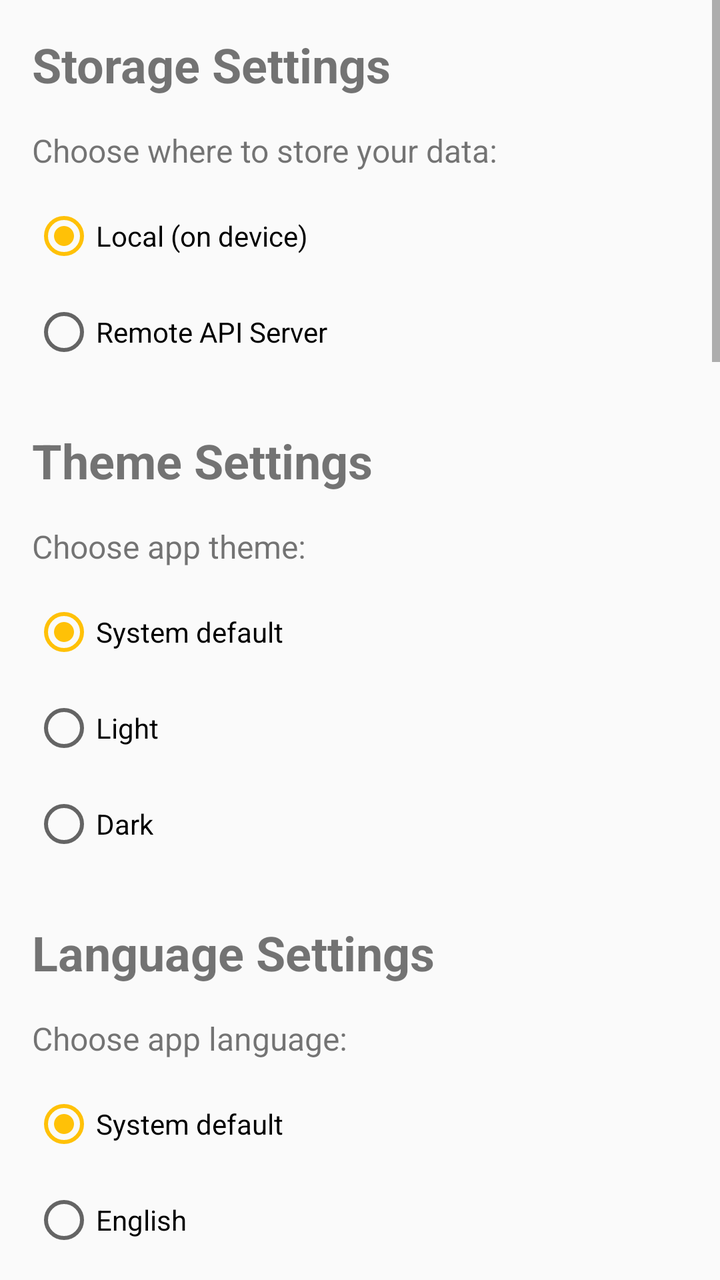
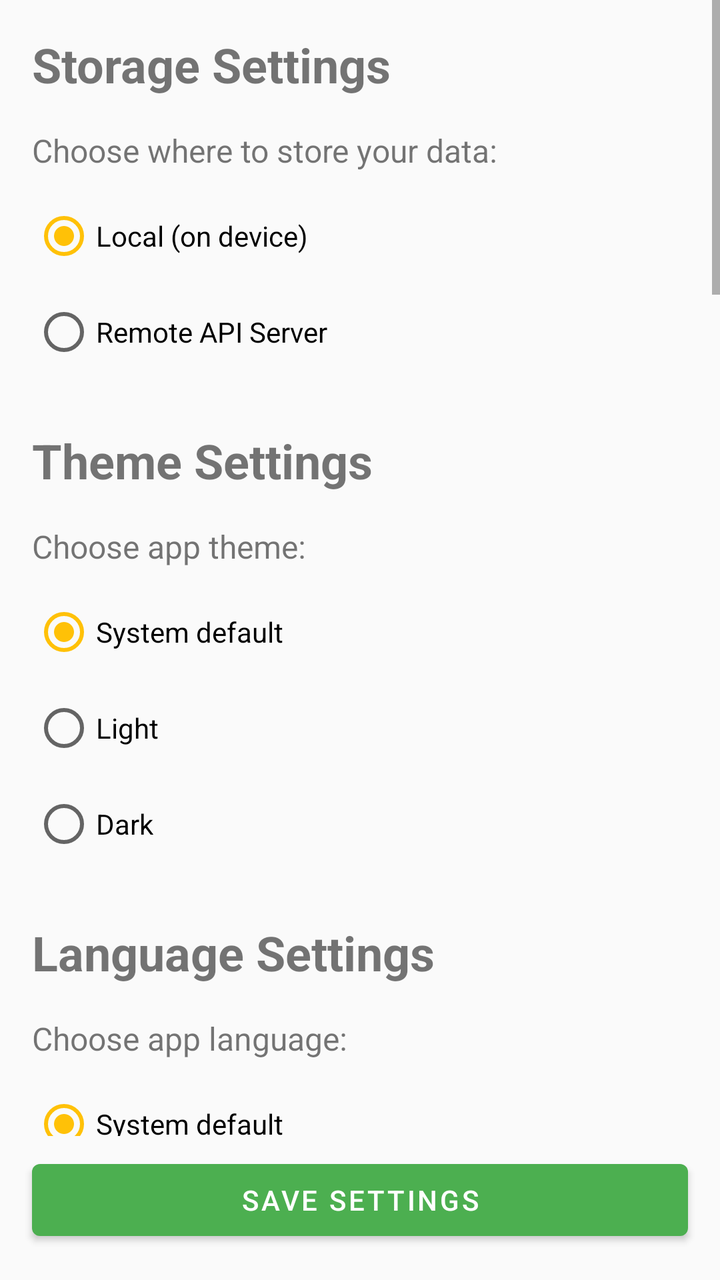

Screens rendered from an Android XML layout before and after an edit, with the pre-edit source and the edit as a unified diff.
<!-- AndroidManifest.xml: application theme Theme.HabitEvaluator -->
<!-- res/layout/fragment_settings.xml -->
<?xml version="1.0" encoding="utf-8"?>
<ScrollView xmlns:android="http://schemas.android.com/apk/res/android"
    xmlns:app="http://schemas.android.com/apk/res-auto"
    android:layout_width="match_parent"
    android:layout_height="match_parent">

    <LinearLayout
        android:layout_width="match_parent"
        android:layout_height="wrap_content"
        android:orientation="vertical"
        android:padding="16dp">

        <TextView
            android:layout_width="wrap_content"
            android:layout_height="wrap_content"
            android:text="@string/storage_settings"
            android:textSize="24sp"
            android:textStyle="bold" />

        <TextView
            android:layout_width="wrap_content"
            android:layout_height="wrap_content"
            android:layout_marginTop="16dp"
            android:text="@string/storage_mode_label"
            android:textSize="16sp" />

        <RadioGroup
            android:id="@+id/storageModeGroup"
            android:layout_width="match_parent"
            android:layout_height="wrap_content"
            android:layout_marginTop="8dp">

            <RadioButton
                android:id="@+id/localRadio"
                android:layout_width="wrap_content"
                android:layout_height="wrap_content"
                android:text="@string/storage_local"
                android:checked="true" />

            <RadioButton
                android:id="@+id/remoteRadio"
                android:layout_width="wrap_content"
                android:layout_height="wrap_content"
                android:text="@string/storage_remote" />
        </RadioGroup>

        <LinearLayout
            android:id="@+id/remoteSettingsPanel"
            android:layout_width="match_parent"
            android:layout_height="wrap_content"
            android:layout_marginTop="16dp"
            android:orientation="vertical"
            android:visibility="gone">

            <TextView
                android:layout_width="wrap_content"
                android:layout_height="wrap_content"
                android:text="@string/remote_api_config"
                android:textSize="18sp"
                android:textStyle="bold" />

            <TextView
                android:id="@+id/remotePrivacyWarning"
                android:layout_width="match_parent"
                android:layout_height="wrap_content"
                android:layout_marginTop="8dp"
                android:padding="12dp"
                android:background="@android:color/holo_orange_light"
                android:text="@string/remote_privacy_warning"
                android:textColor="@android:color/black"
                android:textSize="13sp" />

            <com.google.android.material.textfield.TextInputLayout
                android:id="@+id/apiUrlLayout"
                android:layout_width="match_parent"
                android:layout_height="wrap_content"
                android:layout_marginTop="8dp"
                android:hint="@string/api_url_hint">

                <com.google.android.material.textfield.TextInputEditText
                    android:id="@+id/apiUrlInput"
                    android:layout_width="match_parent"
                    android:layout_height="wrap_content"
                    android:inputType="textUri" />
            </com.google.android.material.textfield.TextInputLayout>

            <com.google.android.material.textfield.TextInputLayout
                android:id="@+id/apiUsernameLayout"
                android:layout_width="match_parent"
                android:layout_height="wrap_content"
                android:layout_marginTop="8dp"
                android:hint="@string/api_username_hint">

                <com.google.android.material.textfield.TextInputEditText
                    android:id="@+id/apiUsernameInput"
                    android:layout_width="match_parent"
                    android:layout_height="wrap_content"
                    android:inputType="text" />
            </com.google.android.material.textfield.TextInputLayout>

            <com.google.android.material.textfield.TextInputLayout
                android:id="@+id/apiPasswordLayout"
                android:layout_width="match_parent"
                android:layout_height="wrap_content"
                android:layout_marginTop="8dp"
                android:hint="@string/api_password_hint"
                app:passwordToggleEnabled="true">

                <com.google.android.material.textfield.TextInputEditText
                    android:id="@+id/apiPasswordInput"
                    android:layout_width="match_parent"
                    android:layout_height="wrap_content"
                    android:inputType="textPassword" />
            </com.google.android.material.textfield.TextInputLayout>

            <com.google.android.material.button.MaterialButton
                android:id="@+id/testConnectionButton"
                android:layout_width="wrap_content"
                android:layout_height="wrap_content"
                android:layout_marginTop="8dp"
                android:text="@string/test_connection"
                style="@style/Widget.MaterialComponents.Button.OutlinedButton" />

            <TextView
                android:id="@+id/connectionStatusText"
                android:layout_width="wrap_content"
                android:layout_height="wrap_content"
                android:layout_marginTop="4dp" />
        </LinearLayout>

        <TextView
            android:layout_width="wrap_content"
            android:layout_height="wrap_content"
            android:layout_marginTop="24dp"
            android:text="@string/theme_settings"
            android:textSize="24sp"
            android:textStyle="bold" />

        <TextView
            android:layout_width="wrap_content"
            android:layout_height="wrap_content"
            android:layout_marginTop="16dp"
            android:text="@string/theme_mode_label"
            android:textSize="16sp" />

        <RadioGroup
            android:id="@+id/themeModeGroup"
            android:layout_width="match_parent"
            android:layout_height="wrap_content"
            android:layout_marginTop="8dp">

            <RadioButton
                android:id="@+id/themeSystemRadio"
                android:layout_width="wrap_content"
                android:layout_height="wrap_content"
                android:text="@string/theme_system"
                android:checked="true" />

            <RadioButton
                android:id="@+id/themeLightRadio"
                android:layout_width="wrap_content"
                android:layout_height="wrap_content"
                android:text="@string/theme_light" />

            <RadioButton
                android:id="@+id/themeDarkRadio"
                android:layout_width="wrap_content"
                android:layout_height="wrap_content"
                android:text="@string/theme_dark" />
        </RadioGroup>

        <TextView
            android:layout_width="wrap_content"
            android:layout_height="wrap_content"
            android:layout_marginTop="24dp"
            android:text="@string/language_settings"
            android:textSize="24sp"
            android:textStyle="bold" />

        <TextView
            android:layout_width="wrap_content"
            android:layout_height="wrap_content"
            android:layout_marginTop="16dp"
            android:text="@string/language_mode_label"
            android:textSize="16sp" />

        <RadioGroup
            android:id="@+id/languageModeGroup"
            android:layout_width="match_parent"
            android:layout_height="wrap_content"
            android:layout_marginTop="8dp">

            <RadioButton
                android:id="@+id/languageSystemRadio"
                android:layout_width="wrap_content"
                android:layout_height="wrap_content"
                android:text="@string/language_system"
                android:checked="true" />

            <RadioButton
                android:id="@+id/languageEnRadio"
                android:layout_width="wrap_content"
                android:layout_height="wrap_content"
                android:text="@string/language_en" />

            <RadioButton
                android:id="@+id/languageDeRadio"
                android:layout_width="wrap_content"
                android:layout_height="wrap_content"
                android:text="@string/language_de" />

            <RadioButton
                android:id="@+id/languageEsRadio"
                android:layout_width="wrap_content"
                android:layout_height="wrap_content"
                android:text="@string/language_es" />

            <RadioButton
                android:id="@+id/languageFrRadio"
                android:layout_width="wrap_content"
                android:layout_height="wrap_content"
                android:text="@string/language_fr" />
        </RadioGroup>

        <TextView
            android:layout_width="wrap_content"
            android:layout_height="wrap_content"
            android:layout_marginTop="24dp"
            android:text="@string/font_size_settings"
            android:textSize="24sp"
            android:textStyle="bold" />

        <TextView
            android:layout_width="wrap_content"
            android:layout_height="wrap_content"
            android:layout_marginTop="16dp"
            android:text="@string/font_size_mode_label"
            android:textSize="16sp" />

        <RadioGroup
            android:id="@+id/fontSizeModeGroup"
            android:layout_width="match_parent"
            android:layout_height="wrap_content"
            android:layout_marginTop="8dp">

            <RadioButton
                android:id="@+id/fontSizeSystemRadio"
                android:layout_width="wrap_content"
                android:layout_height="wrap_content"
                android:text="@string/font_size_system"
                android:checked="true" />

            <RadioButton
                android:id="@+id/fontSizeXsRadio"
                android:layout_width="wrap_content"
                android:layout_height="wrap_content"
                android:text="@string/font_size_xs" />

            <RadioButton
                android:id="@+id/fontSizeSmallRadio"
                android:layout_width="wrap_content"
                android:layout_height="wrap_content"
                android:text="@string/font_size_small" />

            <RadioButton
                android:id="@+id/fontSizeNormalRadio"
                android:layout_width="wrap_content"
                android:layout_height="wrap_content"
                android:text="@string/font_size_normal" />

            <RadioButton
                android:id="@+id/fontSizeLargeRadio"
                android:layout_width="wrap_content"
                android:layout_height="wrap_content"
                android:text="@string/font_size_large" />
        </RadioGroup>

        <TextView
            android:layout_width="wrap_content"
            android:layout_height="wrap_content"
            android:layout_marginTop="24dp"
            android:text="@string/translation_settings"
            android:textSize="24sp"
            android:textStyle="bold" />

        <com.google.android.material.switchmaterial.SwitchMaterial
            android:id="@+id/customTranslationsSwitch"
            android:layout_width="match_parent"
            android:layout_height="wrap_content"
            android:layout_marginTop="16dp"
            android:text="@string/custom_translations_label" />

        <TextView
            android:layout_width="wrap_content"
            android:layout_height="wrap_content"
            android:layout_marginTop="24dp"
            android:text="@string/module_visibility_settings"
            android:textSize="24sp"
            android:textStyle="bold" />

        <TextView
            android:layout_width="match_parent"
            android:layout_height="wrap_content"
            android:layout_marginTop="8dp"
            android:text="@string/module_visibility_hint"
            android:textSize="13sp"
            android:textColor="?android:textColorSecondary" />

        <com.google.android.material.switchmaterial.SwitchMaterial
            android:id="@+id/diaryVisibleSwitch"
            android:layout_width="match_parent"
            android:layout_height="wrap_content"
            android:layout_marginTop="12dp"
            android:checked="true"
            android:text="@string/module_diary" />

        <com.google.android.material.switchmaterial.SwitchMaterial
            android:id="@+id/sleepVisibleSwitch"
            android:layout_width="match_parent"
            android:layout_height="wrap_content"
            android:checked="true"
            android:text="@string/module_sleep" />

        <com.google.android.material.switchmaterial.SwitchMaterial
            android:id="@+id/emotionsVisibleSwitch"
            android:layout_width="match_parent"
            android:layout_height="wrap_content"
            android:checked="true"
            android:text="@string/module_emotions" />

        <com.google.android.material.switchmaterial.SwitchMaterial
            android:id="@+id/pointsVisibleSwitch"
            android:layout_width="match_parent"
            android:layout_height="wrap_content"
            android:checked="true"
            android:text="@string/module_points" />

        <com.google.android.material.switchmaterial.SwitchMaterial
            android:id="@+id/statisticsVisibleSwitch"
            android:layout_width="match_parent"
            android:layout_height="wrap_content"
            android:checked="true"
            android:text="@string/module_statistics" />

        <com.google.android.material.switchmaterial.SwitchMaterial
            android:id="@+id/foodLogVisibleSwitch"
            android:layout_width="match_parent"
            android:layout_height="wrap_content"
            android:checked="true"
            android:text="@string/module_food_log" />

        <com.google.android.material.switchmaterial.SwitchMaterial
            android:id="@+id/sportLogVisibleSwitch"
            android:layout_width="match_parent"
            android:layout_height="wrap_content"
            android:checked="true"
            android:text="@string/module_sport_log" />

        <com.google.android.material.switchmaterial.SwitchMaterial
            android:id="@+id/medicationVisibleSwitch"
            android:layout_width="match_parent"
            android:layout_height="wrap_content"
            android:checked="true"
            android:text="@string/module_medication" />

        <com.google.android.material.switchmaterial.SwitchMaterial
            android:id="@+id/backupVisibleSwitch"
            android:layout_width="match_parent"
            android:layout_height="wrap_content"
            android:checked="true"
            android:text="@string/module_backup" />

        <com.google.android.material.switchmaterial.SwitchMaterial
            android:id="@+id/pdfExportVisibleSwitch"
            android:layout_width="match_parent"
            android:layout_height="wrap_content"
            android:checked="true"
            android:text="@string/module_pdf_export" />

        <TextView
            android:layout_width="wrap_content"
            android:layout_height="wrap_content"
            android:layout_marginTop="24dp"
            android:text="@string/reminder_settings"
            android:textSize="24sp"
            android:textStyle="bold" />

        <com.google.android.material.switchmaterial.SwitchMaterial
            android:id="@+id/sleepReminderSwitch"
            android:layout_width="match_parent"
            android:layout_height="wrap_content"
            android:layout_marginTop="16dp"
            android:text="@string/reminder_sleep_label" />

        <LinearLayout
            android:id="@+id/sleepReminderPanel"
            android:layout_width="match_parent"
            android:layout_height="wrap_content"
            android:layout_marginStart="16dp"
            android:orientation="horizontal"
            android:gravity="center_vertical"
            android:visibility="gone">

            <TextView
                android:layout_width="wrap_content"
                android:layout_height="wrap_content"
                android:text="@string/reminder_sleep_time_label"
                android:textSize="14sp" />

            <com.google.android.material.button.MaterialButton
                android:id="@+id/sleepReminderTimeButton"
                android:layout_width="wrap_content"
                android:layout_height="wrap_content"
                android:layout_marginStart="8dp"
                android:text="08:00"
                style="@style/Widget.MaterialComponents.Button.OutlinedButton" />
        </LinearLayout>

        <com.google.android.material.switchmaterial.SwitchMaterial
            android:id="@+id/diaryReminderSwitch"
            android:layout_width="match_parent"
            android:layout_height="wrap_content"
            android:layout_marginTop="12dp"
            android:text="@string/reminder_diary_label" />

        <LinearLayout
            android:id="@+id/diaryReminderPanel"
            android:layout_width="match_parent"
            android:layout_height="wrap_content"
            android:layout_marginStart="16dp"
            android:orientation="horizontal"
            android:gravity="center_vertical"
            android:visibility="gone">

            <TextView
                android:layout_width="wrap_content"
                android:layout_height="wrap_content"
                android:text="@string/reminder_diary_time_label"
                android:textSize="14sp" />

            <com.google.android.material.button.MaterialButton
                android:id="@+id/diaryReminderTimeButton"
                android:layout_width="wrap_content"
                android:layout_height="wrap_content"
                android:layout_marginStart="8dp"
                android:text="20:00"
                style="@style/Widget.MaterialComponents.Button.OutlinedButton" />
        </LinearLayout>

        <com.google.android.material.switchmaterial.SwitchMaterial
            android:id="@+id/emotionReminderSwitch"
            android:layout_width="match_parent"
            android:layout_height="wrap_content"
            android:layout_marginTop="12dp"
            android:text="@string/reminder_emotion_label" />

        <LinearLayout
            android:id="@+id/emotionReminderPanel"
            android:layout_width="match_parent"
            android:layout_height="wrap_content"
            android:layout_marginStart="16dp"
            android:orientation="vertical"
            android:visibility="gone">

            <TextView
                android:id="@+id/emotionReminderCountLabel"
                android:layout_width="wrap_content"
                android:layout_height="wrap_content"
                android:layout_marginTop="8dp"
                android:textSize="14sp" />

            <SeekBar
                android:id="@+id/emotionReminderCountSeekBar"
                android:layout_width="match_parent"
                android:layout_height="wrap_content"
                android:min="1"
                android:max="10"
                android:progress="3" />

            <TextView
                android:layout_width="wrap_content"
                android:layout_height="wrap_content"
                android:layout_marginTop="8dp"
                android:text="@string/reminder_waking_hours_label"
                android:textSize="14sp" />

            <LinearLayout
                android:layout_width="match_parent"
                android:layout_height="wrap_content"
                android:orientation="horizontal"
                android:gravity="center_vertical">

                <com.google.android.material.button.MaterialButton
                    android:id="@+id/wakingHoursStartButton"
                    android:layout_width="wrap_content"
                    android:layout_height="wrap_content"
                    android:text="07:00"
                    style="@style/Widget.MaterialComponents.Button.OutlinedButton" />

                <TextView
                    android:layout_width="wrap_content"
                    android:layout_height="wrap_content"
                    android:layout_marginStart="8dp"
                    android:layout_marginEnd="8dp"
                    android:text="\u2014"
                    android:textSize="16sp" />

                <com.google.android.material.button.MaterialButton
                    android:id="@+id/wakingHoursEndButton"
                    android:layout_width="wrap_content"
                    android:layout_height="wrap_content"
                    android:text="22:00"
                    style="@style/Widget.MaterialComponents.Button.OutlinedButton" />
            </LinearLayout>
        </LinearLayout>

        <TextView
            android:layout_width="wrap_content"
            android:layout_height="wrap_content"
            android:layout_marginTop="24dp"
            android:text="@string/backup_settings"
            android:textSize="24sp"
            android:textStyle="bold" />

        <com.google.android.material.switchmaterial.SwitchMaterial
            android:id="@+id/backupEnabledSwitch"
            android:layout_width="match_parent"
            android:layout_height="wrap_content"
            android:layout_marginTop="16dp"
            android:text="@string/backup_enabled_label" />

        <LinearLayout
            android:id="@+id/backupSettingsPanel"
            android:layout_width="match_parent"
            android:layout_height="wrap_content"
            android:layout_marginTop="8dp"
            android:orientation="vertical"
            android:visibility="gone">

            <com.google.android.material.textfield.TextInputLayout
                android:id="@+id/backupPasswordLayout"
                android:layout_width="match_parent"
                android:layout_height="wrap_content"
                android:layout_marginTop="8dp"
                android:hint="@string/backup_password_hint"
                app:passwordToggleEnabled="true">

                <com.google.android.material.textfield.TextInputEditText
                    android:id="@+id/backupPasswordInput"
                    android:layout_width="match_parent"
                    android:layout_height="wrap_content"
                    android:inputType="textPassword" />
            </com.google.android.material.textfield.TextInputLayout>

            <com.google.android.material.textfield.TextInputLayout
                android:id="@+id/backupPasswordConfirmLayout"
                android:layout_width="match_parent"
                android:layout_height="wrap_content"
                android:layout_marginTop="8dp"
                android:hint="@string/backup_password_confirm_hint"
                app:passwordToggleEnabled="true">

                <com.google.android.material.textfield.TextInputEditText
                    android:id="@+id/backupPasswordConfirmInput"
                    android:layout_width="match_parent"
                    android:layout_height="wrap_content"
                    android:inputType="textPassword" />
            </com.google.android.material.textfield.TextInputLayout>

            <TextView
                android:id="@+id/backupStatusText"
                android:layout_width="wrap_content"
                android:layout_height="wrap_content"
                android:layout_marginTop="4dp" />

            <View
                android:layout_width="match_parent"
                android:layout_height="1dp"
                android:layout_marginTop="16dp"
                android:layout_marginBottom="8dp"
                android:background="?android:attr/listDivider" />

            <TextView
                android:layout_width="wrap_content"
                android:layout_height="wrap_content"
                android:text="@string/download_backup_title"
                android:textSize="16sp"
                android:textStyle="bold" />

            <com.google.android.material.button.MaterialButton
                android:id="@+id/downloadBackupButton"
                android:layout_width="wrap_content"
                android:layout_height="wrap_content"
                android:layout_marginTop="8dp"
                android:text="@string/download_backup_button"
                style="@style/Widget.MaterialComponents.Button.OutlinedButton" />

            <TextView
                android:id="@+id/downloadStatusText"
                android:layout_width="wrap_content"
                android:layout_height="wrap_content"
                android:layout_marginTop="4dp" />

            <View
                android:layout_width="match_parent"
                android:layout_height="1dp"
                android:layout_marginTop="16dp"
                android:layout_marginBottom="8dp"
                android:background="?android:attr/listDivider" />

            <TextView
                android:layout_width="wrap_content"
                android:layout_height="wrap_content"
                android:text="@string/restore_backup_title"
                android:textSize="16sp"
                android:textStyle="bold" />

            <com.google.android.material.button.MaterialButton
                android:id="@+id/restoreBackupButton"
                android:layout_width="wrap_content"
                android:layout_height="wrap_content"
                android:layout_marginTop="8dp"
                android:text="@string/restore_backup_button"
                style="@style/Widget.MaterialComponents.Button.OutlinedButton" />

            <TextView
                android:id="@+id/restoreStatusText"
                android:layout_width="wrap_content"
                android:layout_height="wrap_content"
                android:layout_marginTop="4dp" />

            <View
                android:layout_width="match_parent"
                android:layout_height="1dp"
                android:layout_marginTop="16dp"
                android:layout_marginBottom="8dp"
                android:background="?android:attr/listDivider" />

            <TextView
                android:layout_width="wrap_content"
                android:layout_height="wrap_content"
                android:text="@string/restore_from_file_title"
                android:textSize="16sp"
                android:textStyle="bold" />

            <com.google.android.material.button.MaterialButton
                android:id="@+id/restoreFromFileButton"
                android:layout_width="wrap_content"
                android:layout_height="wrap_content"
                android:layout_marginTop="8dp"
                android:text="@string/restore_from_file_button"
                style="@style/Widget.MaterialComponents.Button.OutlinedButton" />

            <TextView
                android:id="@+id/restoreFromFileStatusText"
                android:layout_width="wrap_content"
                android:layout_height="wrap_content"
                android:layout_marginTop="4dp" />
        </LinearLayout>

        <com.google.android.material.button.MaterialButton
            android:id="@+id/saveSettingsButton"
            android:layout_width="match_parent"
            android:layout_height="wrap_content"
            android:layout_marginTop="24dp"
            android:text="@string/save_settings" />

    </LinearLayout>
</ScrollView>
<!-- resources referenced by this layout -->
<resources>
  <string name="api_password_hint">Password</string>
  <string name="api_url_hint">Server URL</string>
  <string name="api_username_hint">Username</string>
  <string name="backup_enabled_label">Enable daily encrypted backups</string>
  <string name="backup_password_confirm_hint">Confirm backup password</string>
  <string name="backup_password_hint">Backup password</string>
  <string name="backup_settings">Backup Settings</string>
  <string name="custom_translations_label">Allow custom translations for habit and category names</string>
  <string name="download_backup_button">Download Backup (.hez)</string>
  <string name="download_backup_title">Download Backup</string>
  <string name="font_size_large">Large</string>
  <string name="font_size_mode_label">Choose font size:</string>
  <string name="font_size_normal">Normal</string>
  <string name="font_size_settings">Font Size Settings</string>
  <string name="font_size_small">Small</string>
  <string name="font_size_system">System default</string>
  <string name="font_size_xs">Extra Small</string>
  <string name="language_de">Deutsch</string>
  <string name="language_en">English</string>
  <string name="language_es">Español</string>
  <string name="language_fr">Français</string>
  <string name="language_mode_label">Choose app language:</string>
  <string name="language_settings">Language Settings</string>
  <string name="language_system">System default</string>
  <string name="module_backup">Backup</string>
  <string name="module_diary">Diary</string>
  <string name="module_emotions">Emotions</string>
  <string name="module_food_log">Food Log</string>
  <string name="module_medication">Medication</string>
  <string name="module_pdf_export">PDF Export</string>
  <string name="module_points">Point Charts</string>
  <string name="module_sleep">Sleep Tracking</string>
  <string name="module_sport_log">Sport Log</string>
  <string name="module_statistics">Statistics</string>
  <string name="module_visibility_hint">Hide modules you don\'t use to simplify navigation.</string>
  <string name="module_visibility_settings">Module Visibility</string>
  <string name="reminder_diary_label">Remind me if no diary entry today</string>
  <string name="reminder_diary_time_label">Diary reminder time</string>
  <string name="reminder_emotion_label">Random emotion check reminders</string>
  <string name="reminder_settings">Reminder Settings</string>
  <string name="reminder_sleep_label">Remind me to log sleep data</string>
  <string name="reminder_sleep_time_label">Sleep reminder time</string>
  <string name="reminder_waking_hours_label">Waking hours</string>
  <string name="remote_api_config">Remote API Configuration</string>
  <string name="restore_backup_button">Restore from Backup</string>
  <string name="restore_backup_title">Restore Backup</string>
  <string name="restore_from_file_button">Restore from File (.hez)</string>
  <string name="restore_from_file_title">Restore from File</string>
  <string name="save_settings">Save Settings</string>
  <string name="storage_local">Local (on device)</string>
  <string name="storage_mode_label">Choose where to store your data:</string>
  <string name="storage_remote">Remote API Server</string>
  <string name="storage_settings">Storage Settings</string>
  <string name="test_connection">Test Connection</string>
  <string name="theme_dark">Dark</string>
  <string name="theme_light">Light</string>
  <string name="theme_mode_label">Choose app theme:</string>
  <string name="theme_settings">Theme Settings</string>
  <string name="theme_system">System default</string>
  <string name="translation_settings">Translation Settings</string>
  <color name="primary">#4CAF50</color>
  <color name="primary_dark">#388E3C</color>
  <color name="accent">#FFC107</color>
  <color name="background">#FAFAFA</color>
  <!-- unchanged entries left out for length: 2 -->
</resources>

<!-- the commit's change to res/layout/fragment_settings.xml (unified diff, before → after) -->
@@ -1,14 +1,20 @@
 <?xml version="1.0" encoding="utf-8"?>
-<ScrollView xmlns:android="http://schemas.android.com/apk/res/android"
+<LinearLayout xmlns:android="http://schemas.android.com/apk/res/android"
     xmlns:app="http://schemas.android.com/apk/res-auto"
     android:layout_width="match_parent"
-    android:layout_height="match_parent">
-
-    <LinearLayout
+    android:layout_height="match_parent"
+    android:orientation="vertical">
+
+    <ScrollView
         android:layout_width="match_parent"
-        android:layout_height="wrap_content"
-        android:orientation="vertical"
-        android:padding="16dp">
+        android:layout_height="0dp"
+        android:layout_weight="1">
+
+        <LinearLayout
+            android:layout_width="match_parent"
+            android:layout_height="wrap_content"
+            android:orientation="vertical"
+            android:padding="16dp">
 
         <TextView
             android:layout_width="wrap_content"
@@ -658,12 +664,17 @@
                 android:layout_marginTop="4dp" />
         </LinearLayout>
 
-        <com.google.android.material.button.MaterialButton
-            android:id="@+id/saveSettingsButton"
-            android:layout_width="match_parent"
-            android:layout_height="wrap_content"
-            android:layout_marginTop="24dp"
-            android:text="@string/save_settings" />
-
-    </LinearLayout>
-</ScrollView>
+        </LinearLayout>
+    </ScrollView>
+
+    <com.google.android.material.button.MaterialButton
+        android:id="@+id/saveSettingsButton"
+        android:layout_width="match_parent"
+        android:layout_height="wrap_content"
+        android:layout_marginStart="16dp"
+        android:layout_marginEnd="16dp"
+        android:layout_marginTop="8dp"
+        android:layout_marginBottom="16dp"
+        android:text="@string/save_settings" />
+
+</LinearLayout>
